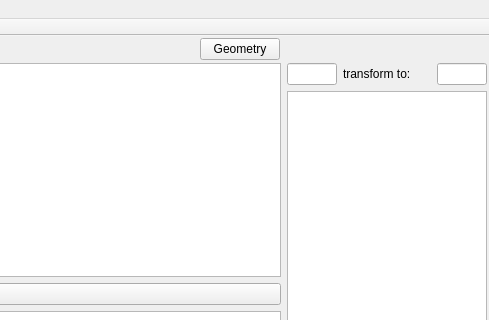
Old version of the form ants3bundle/src/ants3/gui/mainwindow.ui in the repository andrmor/ANTS3bundle; both pictures show x 354 to 843 and y 0 to 320 of the 843 by 577 pixel window.
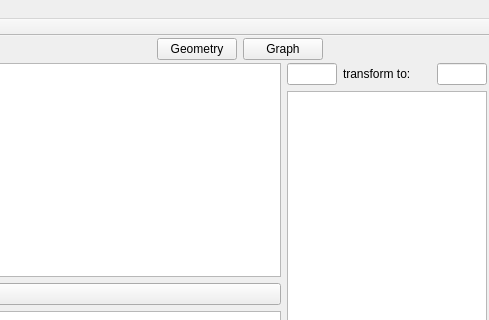
New version of the form.

What changed in the file:
```diff
--- a/ants3bundle/src/ants3/gui/mainwindow.ui
+++ b/ants3bundle/src/ants3/gui/mainwindow.ui
@@ -80,6 +80,13 @@
         </property>
        </widget>
       </item>
+      <item>
+       <widget class="QPushButton" name="pbGraphWin">
+        <property name="text">
+         <string>Graph</string>
+        </property>
+       </widget>
+      </item>
       <item>
        <spacer name="horizontalSpacer">
         <property name="orientation">
```
